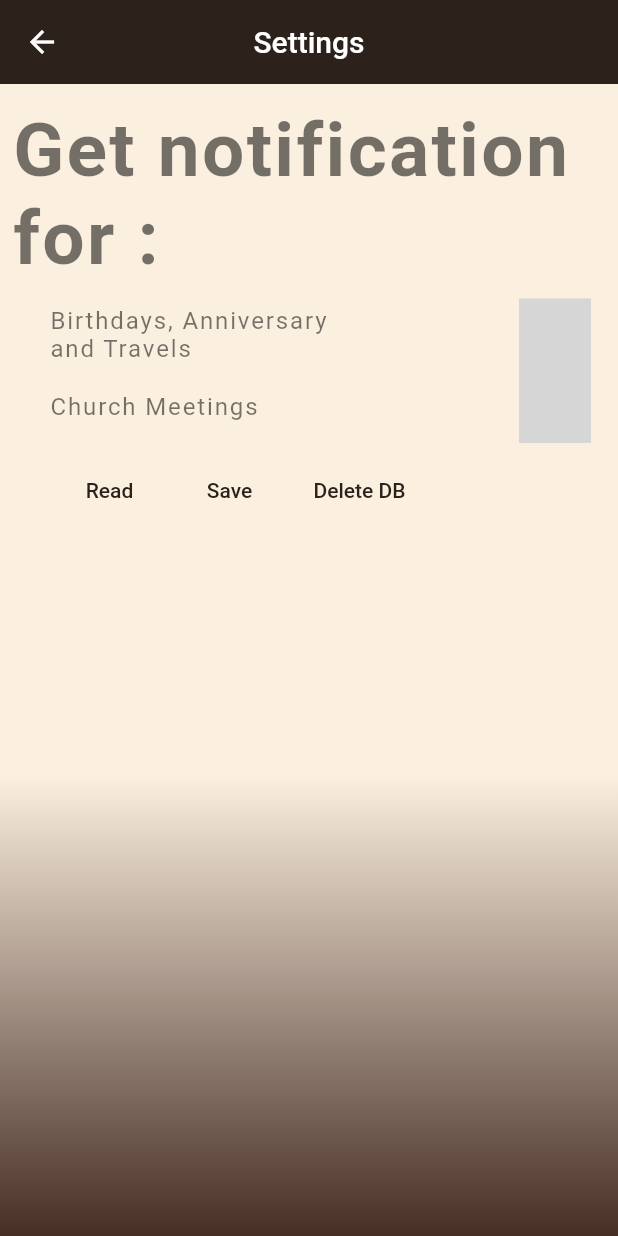
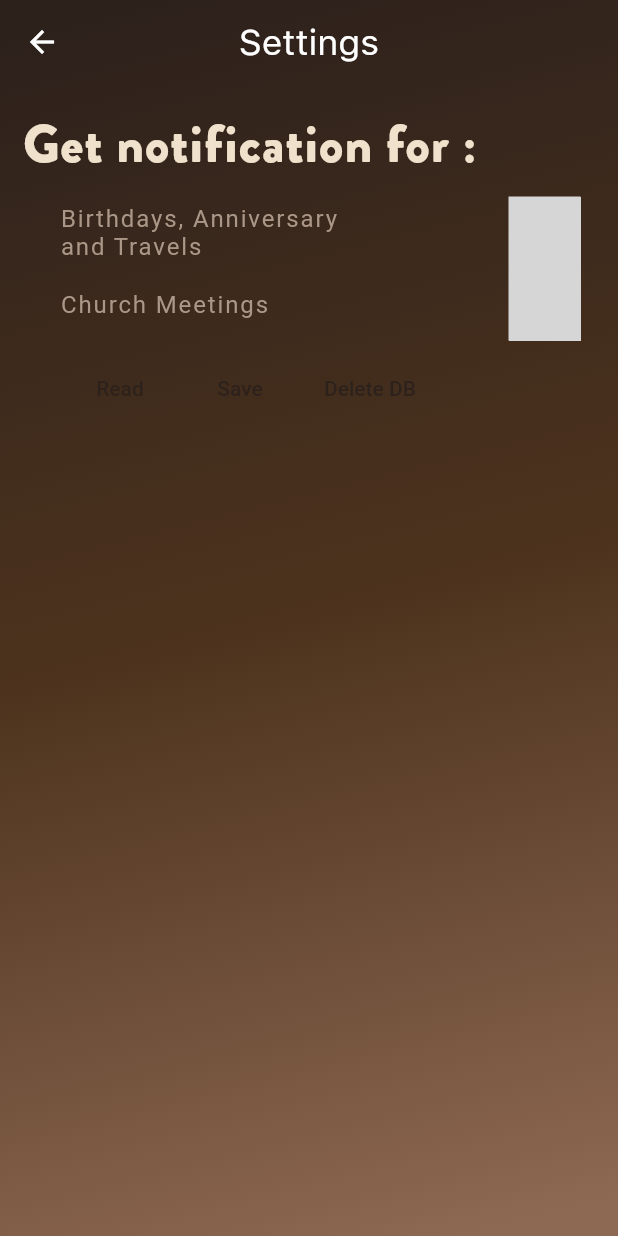
Before and after one commit to Tibin-Saji/DNLFQA_App, a Flutter app: the screen it shows after launch, after a tap on the "settings" icon, on a phone screen of 412 x 824 dp. Run offline on Flutter 3.47's test engine with Material 2 defaults, Android fonts, the phone set to English and light mode, and no system bars; our stand-ins replace awesome_notifications, cached_network_image, carousel_slider, shared_preferences, sqflite, youtube_player_flutter; missing offline and left inert: switcher_button; accounts and stored records are empty; Roboto replaces fonts that are missing (SFUI); project files that could hold a hidden picture were left out; grey boxes are pictures that could not be loaded.

Commit message:
Made dark theme primary choice and added bool to change between dark and light theme. No option given for toggle in the app yet. Started on settings screen.

```diff
--- a/lib/color_palette.dart
+++ b/lib/color_palette.dart
@@ -1,25 +1,26 @@
 import 'package:flutter/material.dart';
 class ColorPalette {
-  static const int _blackPrimaryValue = 0xFF333333;
+  // static const int _blackPrimaryValue = 0xFF333333;
+  //
+  // static const MaterialColor primaryBlack = MaterialColor(
+  //   _blackPrimaryValue,
+  //   <int, Color>{
+  //     50: Color(_blackPrimaryValue),
+  //     100: Color(_blackPrimaryValue),
+  //     200: Color(_blackPrimaryValue),
+  //     300: Color(_blackPrimaryValue),
+  //     400: Color(_blackPrimaryValue),
+  //     500: Color(_blackPrimaryValue),
+  //     600: Color(_blackPrimaryValue),
+  //     700: Color(_blackPrimaryValue),
+  //     800: Color(_blackPrimaryValue),
+  //     900: Color(_blackPrimaryValue),
+  //   },
+  // );
 
-  static const MaterialColor primaryBlack = MaterialColor(
-    _blackPrimaryValue,
-    <int, Color>{
-      50: Color(_blackPrimaryValue),
-      100: Color(_blackPrimaryValue),
-      200: Color(_blackPrimaryValue),
-      300: Color(_blackPrimaryValue),
-      400: Color(_blackPrimaryValue),
-      500: Color(_blackPrimaryValue),
-      600: Color(_blackPrimaryValue),
-      700: Color(_blackPrimaryValue),
-      800: Color(_blackPrimaryValue),
-      900: Color(_blackPrimaryValue),
-    },
-  );
+//TODO: Make secondary colors upto 2 atleast for dark and light
 
-
-  static const int _colorLMainValue = 0xFFFBEFDF;
+  static const int _colorLMainValue = 0xFFF0E1CC;
 
   static const MaterialColor colorLMain = MaterialColor(
     _colorLMainValue,
@@ -37,23 +38,25 @@ class ColorPalette {
     },
   );
 
-  static const int _colorLSecondaryValue = 0xFF8D6852;
+  static const int _colorL1Value = 0xFF8D6852;
 
   static const MaterialColor colorLSecondary = MaterialColor(
-    _colorLSecondaryValue,
+    _colorL1Value,
     <int, Color>{
-      50: Color(_colorLSecondaryValue),
-      100: Color(_colorLSecondaryValue),
-      200: Color(_colorLSecondaryValue),
-      300: Color(_colorLSecondaryValue),
-      400: Color(_colorLSecondaryValue),
-      500: Color(_colorLSecondaryValue),
-      600: Color(_colorLSecondaryValue),
-      700: Color(_colorLSecondaryValue),
-      800: Color(_colorLSecondaryValue),
-      900: Color(_colorLSecondaryValue),
+      50: Color(_colorL1Value),
+      100: Color(_colorL1Value),
+      200: Color(_colorL1Value),
+      300: Color(_colorL1Value),
+      400: Color(_colorL1Value),
+      500: Color(_colorL1Value),
+      600: Color(_colorL1Value),
+      700: Color(_colorL1Value),
+      800: Color(_colorL1Value),
+      900: Color(_colorL1Value),
     },
   );
+
+
 
   static const int _colorDMainValue = 0xFF2D211C;
 
--- /dev/null
+++ b/lib/globals.dart
@@ -0,0 +1 @@
+bool darkTheme = true;
--- a/lib/screens/home_screen.dart
+++ b/lib/screens/home_screen.dart
@@ -1,5 +1,6 @@
 import 'dart:io';
 
+import 'package:dnlfqa_app/globals.dart';
 import 'package:awesome_notifications/awesome_notifications.dart';
 import 'package:cached_network_image/cached_network_image.dart';
 import 'package:carousel_slider/carousel_slider.dart';
@@ -24,6 +25,7 @@ class HomeScreen extends StatefulWidget {
 class _HomeScreenState extends State<HomeScreen> {
 
   //bool _loading = true;
+  //bool darkTheme = true;
 
 
   @override
@@ -104,68 +106,66 @@ class _HomeScreenState extends State<HomeScreen> {
   @override
   Widget build(BuildContext context) {
 
-    final ButtonStyle style = ElevatedButton.styleFrom(
-      shape: RoundedRectangleBorder(
-          borderRadius: BorderRadius.circular(10)
-      ),
-      textStyle: const TextStyle(
-        fontSize: 60,
-      ),
-      fixedSize: const Size(300, 150),
+    final Color color = darkTheme ? ColorPalette.colorDMain : ColorPalette.colorLMain;
+
+    final MyElevatedButtonStyle style = MyElevatedButtonStyle(
+      height: 150,
+      width: 300,
+      borderRadius: BorderRadius.circular(10),
+      gradient: LinearGradient(
+          colors: darkTheme ? [const Color(0xFFFBEFDF), const Color(0xFFAC7656)] : [const Color(0xFF251712), const Color(0xFF462E25)],
+          begin: const Alignment(-1,-1),
+          end: const Alignment(1,1),
+      )
     );
+
     final scrollBtns = [
-      ElevatedButton(
+      MyElevatedButton(
           style: style,
           onPressed: () {},
           child: TextTitle(
               text: "News",
-              align: TextAlign.center,
-              color: ColorPalette.colorLMain
+              color: color
           )
       ),
-      ElevatedButton(
+      MyElevatedButton(
         style: style,
           onPressed: () {},
           child: TextTitle(
             text: "Announcements",
-            align: TextAlign.center,
-            color: ColorPalette.colorLMain
+              color: color
           )
       ),
-      ElevatedButton(
+      MyElevatedButton(
         style: style,
           onPressed: () {},
           child: TextTitle(
               text: "Forms",
-              align: TextAlign.center,
-              color: ColorPalette.colorLMain
+              color: color
           )
       ),
-      ElevatedButton(
+      MyElevatedButton(
         style: style,
           onPressed: () {},
           child: TextTitle(
               text: "Upcoming Meetings",
-              align: TextAlign.center,
-              color: ColorPalette.colorLMain
+              color: color
           )
       ),
-      ElevatedButton(
+      MyElevatedButton(
           style: style,
           onPressed: () {},
           child: TextTitle(
               text: "Gallery",
-              align: TextAlign.center,
-              color: ColorPalette.colorLMain
+              color: color
           )
       ),
-      ElevatedButton(
+      MyElevatedButton(
           style: style,
           onPressed: () {},
           child: TextTitle(
               text: "Prayer Requests",
-              align: TextAlign.center,
-              color: ColorPalette.colorLMain
+              color: color
           )
       ),
     ];
@@ -179,18 +179,14 @@ class _HomeScreenState extends State<HomeScreen> {
     return Scaffold(
       backgroundColor: ColorPalette.colorLMain,
       body: Container(
-        decoration: const BoxDecoration(
+        decoration: BoxDecoration(
           gradient: LinearGradient(
-            begin: Alignment(0.5, 1),
-            end: Alignment(-0.5, -1.0),
-            colors: [
-              Color(0xFFFAEDDD),
-              Color(0XFFDDC2AE),
-              Color(0XFFA97C62),
-            ],
+            begin: Alignment(-0.5, -1),
+            end: Alignment(0.5, 1.0),
+            colors: darkTheme ? [Color(0xFF2D211C), Color(0XFF4D331D), Color(0XFF8D6852)]  :  [Color(0xFFF4DCC0), Color(0XFFDDC2AE), Color(0XFFC59E87) ],
             stops: [
               0.0,
-              0.7,
+              0.5,
               1.0
             ]
 
@@ -210,6 +206,7 @@ class _HomeScreenState extends State<HomeScreen> {
                     ),
                   ),
                   IconButton(
+                    color: darkTheme ? ColorPalette.colorLMain : ColorPalette.colorDMain,
                     icon: const Icon(Icons.settings),
                     iconSize: 45,
                     onPressed: (){
@@ -244,7 +241,7 @@ class _HomeScreenState extends State<HomeScreen> {
                     children: [
                       TextSubTitle(
                         text: "Daily Manna",
-                          color: ColorPalette.colorDMain,
+                        color: darkTheme ? ColorPalette.colorLMain : ColorPalette.colorDMain
                       ),
                       SizedBox(height: 5,),
                       YoutubePlayer(
@@ -257,22 +254,21 @@ class _HomeScreenState extends State<HomeScreen> {
                       ),
                       SizedBox(height: 15,),
                       TextSubTitle(
-                          text: "Pastor's\nMessage",
-                          color: ColorPalette.colorDMain,
-                        ),
+                        text: "Pastor's Message",
+                        color: darkTheme ? ColorPalette.colorLMain : ColorPalette.colorDMain                      ),
                       TextPrimary(
                           text: "Lorem ipsum dolor sit amet"
                               ", consectetur adipiscing elit. Maecenas nec elementum dui, non scelerisque sapien. Pellentesque tempor "
                               "\neget neque at scelerisque. Morbi auctor leo nisi, vel commodo elit venenatis ut. Maecenas mollis ex non urna tincidunt,"
                               "consectetur adipiscing elit. Maecenas nec elementum dui, non scelerisque sapien. Pellentesque tempor "
                               " a varius nibh ultricies. In eu arcu a augue aliquet pulvinar. Nam ante erat, dignissim vitae velit sit amet, imperdiet dignissim sem. Aliquam tincidunt sapien quis elementum cursus.\n Curabitur non felis facilisis, iaculis sapien eu, semper mauris.",
-                            color: ColorPalette.colorDMain
+                          color: darkTheme ? Color(0xFFAB9787) : ColorPalette.colorDMain
                       ),
                       SizedBox(height: 20,),
                       Divider(
                         height: 1,
                         thickness: 1,
-                          color: Colors.black,
+                        color: darkTheme ? ColorPalette.colorLSecondary : ColorPalette.colorDMain
                       ),
                       // SizedBox(height: 20,),
                       Container(
@@ -307,7 +303,6 @@ class _HomeScreenState extends State<HomeScreen> {
                   ),
                 ),
             /*
-              SizedBox(height: 10,),
             TextButton(
                 onPressed: () {
                   DateTime dt = DateTime.now().add(const Duration(seconds: 5));
@@ -329,7 +324,7 @@ class _HomeScreenState extends State<HomeScreen> {
     );
   }
 
-  Widget buildImage(ElevatedButton button, int index) => Container(
+  Widget buildImage(MyElevatedButton button, int index) => Container(
     //margin: const EdgeInsets.symmetric(),
     child: button
   );
--- a/lib/screens/settings_screen.dart
+++ b/lib/screens/settings_screen.dart
@@ -5,6 +5,7 @@ import 'package:switcher_button/switcher_button.dart';
 
 import '../color_palette.dart';
 import '../database_helpers.dart';
+import '../globals.dart';
 
 class SettingsScreen extends StatefulWidget {
   const SettingsScreen({Key? key}) : super(key: key);
@@ -27,27 +28,43 @@ class _SettingsScreenState extends State<SettingsScreen> {
 
   @override
   Widget build(BuildContext context) {
-    return Scaffold(
+    return Container(
+      decoration: BoxDecoration(
+        gradient: LinearGradient(
+          begin: Alignment(-0.5, -1),
+          end: Alignment(0.5, 1.0),
+          colors: darkTheme ? [Color(0xFF2D211C), Color(0XFF4D331D), Color(0XFF8D6852)]  :  [Color(0xFFF4DCC0), Color(0XFFDDC2AE), Color(0XFFC59E87) ],
+          stops: const [0.0, 0.5, 1.0]
+        )
+      ),
+      child: Scaffold(
+        backgroundColor: Colors.transparent,
         appBar: AppBar(
+          titleTextStyle: TextStyle(fontSize: 24, fontFamily: 'SFUIText'),
           title: Text('Settings'),
           centerTitle: true,
+          backgroundColor: Colors.transparent,
           elevation: 0,
         ),
         body: Container(
-        decoration: BoxDecoration(
-          gradient: LinearGradient(
-            begin: Alignment.topCenter,
-            end: Alignment.bottomCenter,
-            colors: [ColorPalette.colorLMain[800]!, ColorPalette.colorDSecondary[100]!],
-            stops: const [0.6, 1.0]
-          )
-        ),
+          color: Colors.transparent,
+          // decoration: BoxDecoration(
+          //   gradient: LinearGradient(
+          //     begin: Alignment(-0.5, -1),
+          //     end: Alignment(0.5, 1.0),
+          //     colors: darkTheme ? [Color(0xFF2D211C), Color(0XFF4D331D), Color(0XFF8D6852)]  :  [Color(0xFFF4DCC0), Color(0XFFDDC2AE), Color(0XFFC59E87) ],
+          //     stops: const [0.0, 0.5, 1.0]
+          //   )
+          // ),
           child: Padding(
-          padding: EdgeInsets.symmetric(vertical: 15, horizontal: 8),
+            padding: EdgeInsets.symmetric(vertical: 15, horizontal: 15),
           child: Column(
             crossAxisAlignment: CrossAxisAlignment.start,
             children: [
-            TextTitle(text: 'Get notification for :'),
+              TextSubTitle(
+                text: 'Get notification for :',
+                color: ColorPalette.colorLMain
+              ),
               Padding(
                 padding: EdgeInsets.fromLTRB(25, 10, 10, 0),
                 child: Column(
@@ -56,7 +73,10 @@ class _SettingsScreenState extends State<SettingsScreen> {
                     Row(
                       mainAxisAlignment: MainAxisAlignment.spaceBetween,
                       children: [
-                      TextPrimary(text: 'Birthdays, Anniversary\nand Travels'),
+                        TextPrimary(
+                            text: 'Birthdays, Anniversary\nand Travels',
+                            color: darkTheme ? Color(0xFFAB9787)  : ColorPalette.colorDSecondary
+                        ),
                         SwitcherButton(
                           value: wish_notif,
                           offColor: Colors.grey[200]!,
@@ -73,7 +93,10 @@ class _SettingsScreenState extends State<SettingsScreen> {
                     Row(
                       mainAxisAlignment: MainAxisAlignment.spaceBetween,
                       children: [
-                      TextPrimary(text: 'Church Meetings'),
+                        TextPrimary(
+                            text: 'Church Meetings',
+                            color: darkTheme ? Color(0xFFAB9787) : ColorPalette.colorDSecondary
+                        ),
                         SwitcherButton(
                           value: meet_notif,
                           offColor: Colors.grey[200]!,
@@ -131,6 +154,7 @@ class _SettingsScreenState extends State<SettingsScreen> {
           ),
           ),
         ),
+      ),
     );
   }
   _read() async {
--- a/lib/widgets.dart
+++ b/lib/widgets.dart
@@ -1,3 +1,4 @@
+import 'package:dnlfqa_app/color_palette.dart';
 import 'package:flutter/material.dart';
 
 class TextPrimary extends StatelessWidget {
@@ -29,7 +30,7 @@ class TextTitle extends StatelessWidget {
   TextAlign align;
   Color? color;
 
-  TextTitle({required this.text, this.align = TextAlign.left, this.color = Colors.black54});
+  TextTitle({required this.text, this.align = TextAlign.center, this.color = Colors.black54});
 
   @override
   Widget build(BuildContext context) {
@@ -91,3 +92,55 @@ class TextThick extends StatelessWidget {
     );
   }
 }
+
+class  MyElevatedButtonStyle {
+  final Gradient? gradient;
+  final double height;
+  final double? width;
+  final BorderRadiusGeometry? borderRadius;
+
+  MyElevatedButtonStyle({
+    this.gradient,
+    this.borderRadius,
+    this.width,
+    this.height = 44.0,
+  });
+
+}
+
+class MyElevatedButton extends StatelessWidget {
+  final MyElevatedButtonStyle style;
+  final VoidCallback? onPressed;
+  final Widget child;
+
+  const MyElevatedButton({
+    Key? key,
+    required this.onPressed,
+    required this.child,
+    required this.style,
+  }) : super(key: key);
+
+  @override
+  Widget build(BuildContext context) {
+    final borderRadius = this.style.borderRadius ?? BorderRadius.circular(0);
+    return Container(
+      width: style.width,
+      height: style.height,
+      decoration: BoxDecoration(
+        gradient: style.gradient,
+        borderRadius: borderRadius,
+      ),
+      child: ElevatedButton(
+        onPressed: onPressed,
+
+        style: ElevatedButton.styleFrom(
+          elevation: 0,
+          primary: Colors.transparent,
+          shadowColor: Colors.transparent,
+          shape: RoundedRectangleBorder(borderRadius: borderRadius),
+        ),
+        child: child,
+      ),
+    );
+  }
+}
```
Lines whose indentation alone changed are shown as unchanged.
